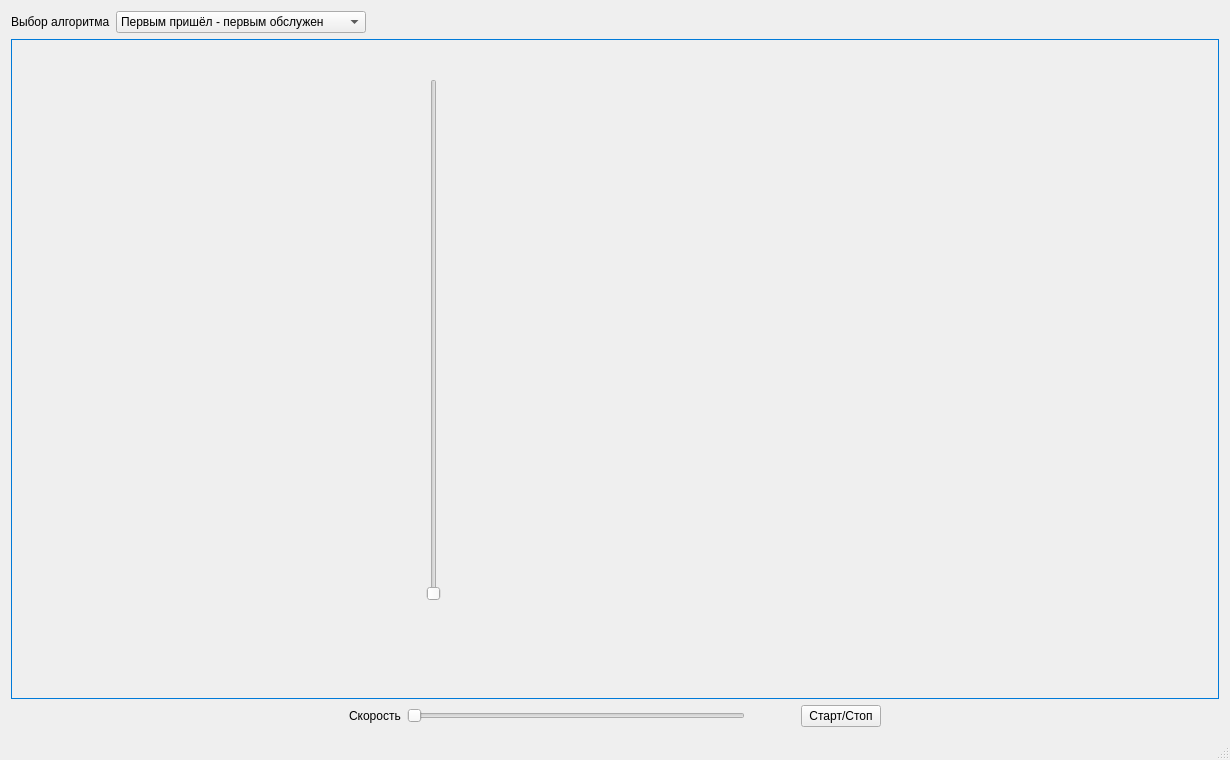
Old version of the form mainwindow.ui in the repository Ore111ek/Algorithms_of_Planning.
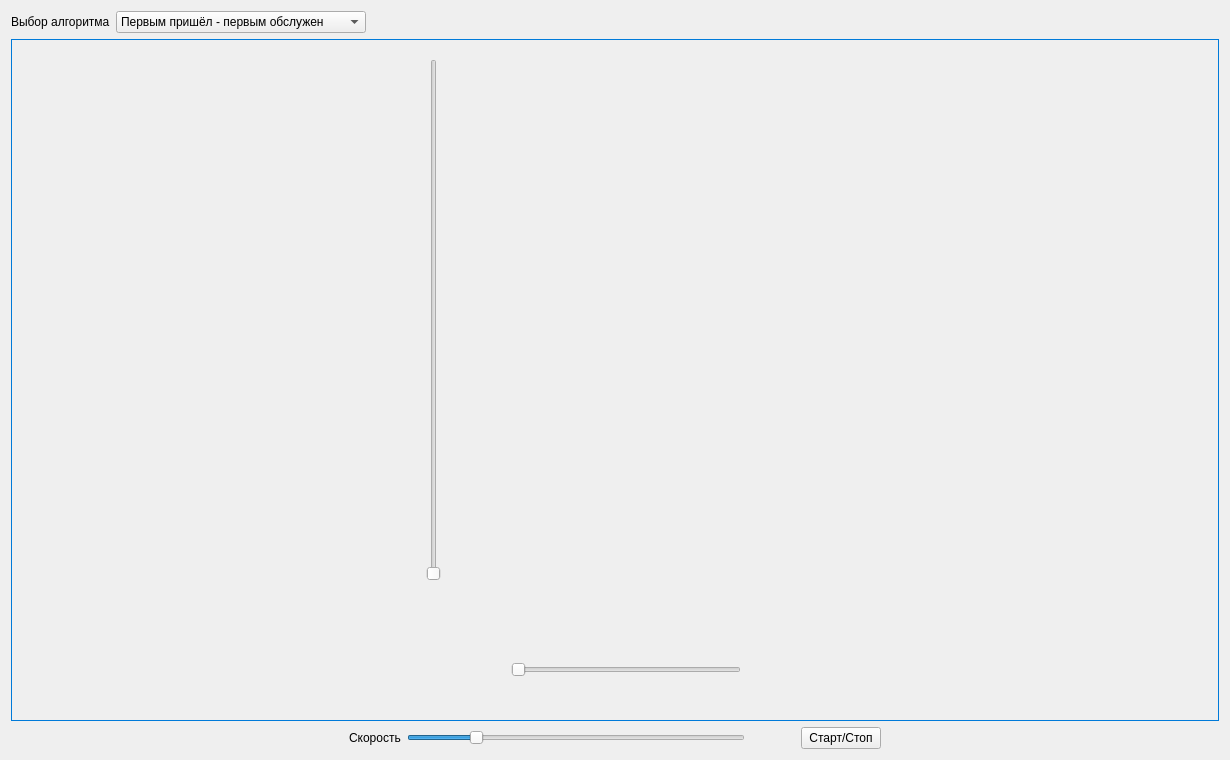
New version of the form.

Commit message: bar, his slider

```diff
--- a/mainwindow.ui
+++ b/mainwindow.ui
@@ -118,7 +118,7 @@
        <property name="geometry">
         <rect>
          <x>412</x>
-         <y>40</y>
+         <y>20</y>
          <width>22</width>
          <height>522</height>
         </rect>
@@ -130,6 +130,22 @@
         <enum>Qt::Vertical</enum>
        </property>
       </widget>
+      <widget class="QSlider" name="barSlider">
+       <property name="geometry">
+        <rect>
+         <x>500</x>
+         <y>620</y>
+         <width>230</width>
+         <height>22</height>
+        </rect>
+       </property>
+       <property name="maximum">
+        <number>100</number>
+       </property>
+       <property name="orientation">
+        <enum>Qt::Horizontal</enum>
+       </property>
+      </widget>
      </widget>
     </item>
     <item>
@@ -174,6 +190,18 @@
           <height>0</height>
          </size>
         </property>
+        <property name="minimum">
+         <number>1</number>
+        </property>
+        <property name="maximum">
+         <number>100</number>
+        </property>
+        <property name="pageStep">
+         <number>1</number>
+        </property>
+        <property name="value">
+         <number>20</number>
+        </property>
         <property name="orientation">
          <enum>Qt::Horizontal</enum>
         </property>
@@ -235,7 +263,6 @@
     </rect>
    </property>
   </widget>
-  <widget class="QStatusBar" name="statusBar"/>
  </widget>
  <layoutdefault spacing="6" margin="11"/>
  <resources/>
```
The commit also changes 3 other files.
